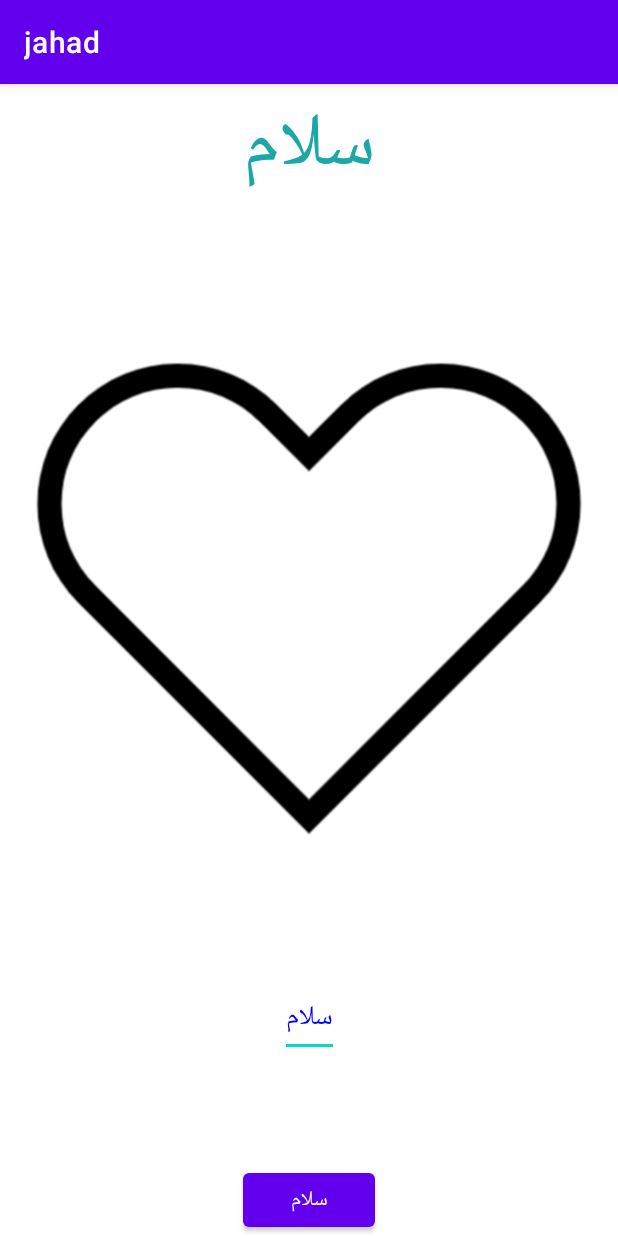
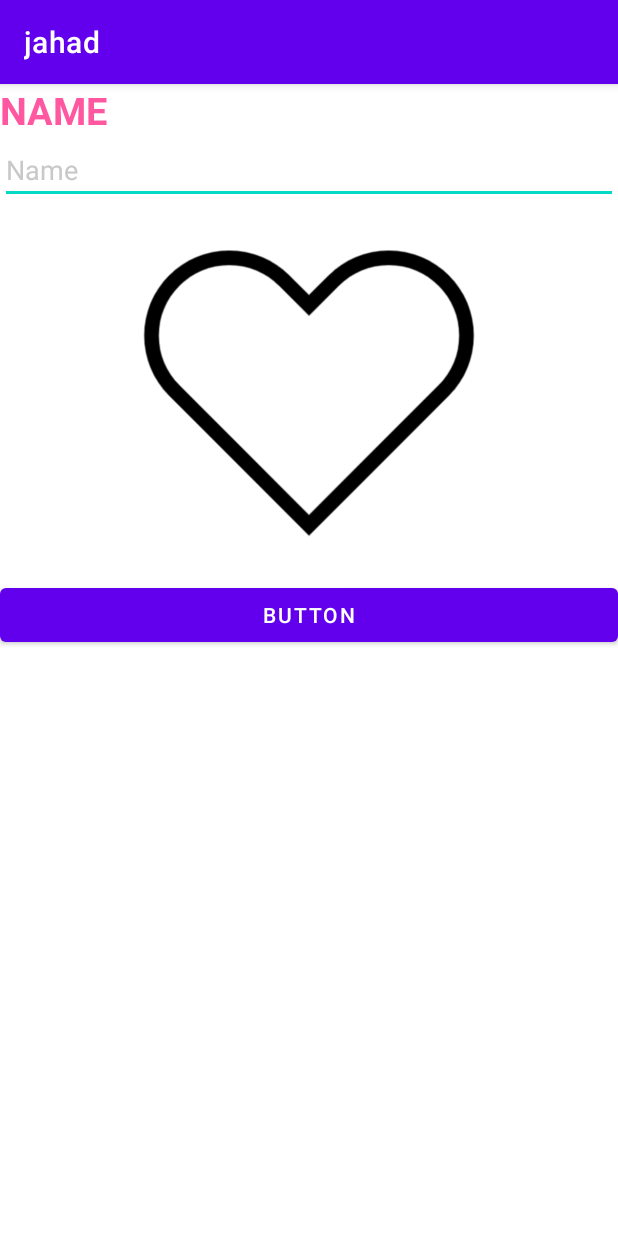
Before and after one commit to alisenemmar/contacts, an Android app: the screen it shows after launch (MainActivity), on a phone screen of 412 x 824 dp. Run offline under Robolectric (Android 15) with nearby library versions, the phone set to English and light mode, and no system bars.

Commit message:
6 - View props 2

```diff
--- a/app/src/main/java/com/jahad/contacts/MainActivity.java
+++ b/app/src/main/java/com/jahad/contacts/MainActivity.java
@@ -28,33 +28,46 @@ public class MainActivity extends AppCompatActivity {
         });
 
         TextView tv1 = findViewById(R.id.tv1);
+        EditText et1 = findViewById(R.id.et1);
         ImageView img1 = findViewById(R.id.img1);
-        EditText et1 = findViewById(R.id.et1);
         Button bt1 = findViewById(R.id.bt1);
 
-        // کارهایی که با TextView می توان کرد
+        // کارهایی که با TextView میتوان انجام داد:
         tv1.setText("سلام");
-        tv1.setTextColor(Color.rgb(27,167,168));
+        tv1.setTextColor(Color.rgb(255,87,160));
 
-        // کارهایی که با ImageView می توان کرد
+        // کارهایی که با Edittext میتوان انجام داد:
+        et1.setHint("hello");
+        et1.setTextColor(Color.rgb(200,200,200));
+        String name = et1.getText().toString().trim().toUpperCase();
+        // ABC abc
+        // SalAAm -> SALAAM
+        tv1.setText(name);
+
+        // کارهایی که با ImageView میتوان انجام داد:
         img1.setImageResource(R.drawable.heart);
 
-        // کارهایی که با EditText می توان کرد
-        et1.setText("سلام");
-        et1.setTextColor(Color.BLUE);
-        et1.setHint("سلام");
-        et1.setHintTextColor(Color.rgb(200,200,200));
-
-        // کارهایی که با Button می توان کرد
-        bt1.setText("سلام");
+        // کارهایی که با Button میتوان انجام داد:
+        // onClick
+        // onLongClick
         bt1.setOnClickListener(new View.OnClickListener() {
             @Override
             public void onClick(View v) {
-                String name = et1.getText().toString();
-                tv1.setText("سلام "+name);
+                tv1.setText("خداحافظ");
                 tv1.setTextColor(Color.rgb(200,200,200));
             }
         });
+        bt1.setOnLongClickListener(new View.OnLongClickListener() {
+            @Override
+            public boolean onLongClick(View v) {
+                String name = et1.getText().toString();
+                tv1.setText(name);
+                return true;
+            }
+        });
+
+
+
 
     }
 
--- a/app/src/main/res/layout/activity_main.xml
+++ b/app/src/main/res/layout/activity_main.xml
@@ -7,44 +7,39 @@
     android:layout_height="match_parent"
     tools:context=".MainActivity">
 
+
+    <LinearLayout
+        android:layout_width="match_parent"
+        android:layout_height="match_parent"
+        android:orientation="vertical">
+
         <TextView
             android:id="@+id/tv1"
-        android:layout_width="wrap_content"
+            android:layout_width="match_parent"
             android:layout_height="wrap_content"
-        android:text="@string/hello"
-        android:textColor="#1CA7A8"
-        android:textSize="50dp"
-        app:layout_constraintEnd_toEndOf="parent"
-        app:layout_constraintStart_toStartOf="parent"
-        app:layout_constraintTop_toTopOf="parent" />
+            android:textSize="25dp"
+            android:textStyle="bold"/>
+
+        <EditText
+            android:id="@+id/et1"
+            android:layout_width="match_parent"
+            android:layout_height="wrap_content"
+            android:inputType="text"
+            android:text="Name" />
 
         <ImageView
             android:id="@+id/img1"
-        android:layout_width="wrap_content"
-        android:layout_height="wrap_content"
-        app:layout_constraintEnd_toEndOf="parent"
-        app:layout_constraintStart_toStartOf="parent"
-        app:layout_constraintTop_toBottomOf="@+id/tv1"
-        android:src="@drawable/heart"/>
-
-    <EditText
-        android:id="@+id/et1"
-        android:layout_width="wrap_content"
-        android:layout_height="wrap_content"
-        android:inputType="text"
-        android:text=""
-        android:hint="123"
-        android:maxLength="11"
-        app:layout_constraintEnd_toEndOf="parent"
-        app:layout_constraintStart_toStartOf="parent"
-        app:layout_constraintTop_toBottomOf="@+id/img1" />
+            android:layout_width="match_parent"
+            android:layout_height="250dp"
+            app:srcCompat="@drawable/flo" />
 
         <Button
             android:id="@+id/bt1"
-        android:layout_width="wrap_content"
+            android:layout_width="match_parent"
             android:layout_height="wrap_content"
-        android:text="Button"
-        app:layout_constraintBottom_toBottomOf="parent"
-        app:layout_constraintEnd_toEndOf="parent"
-        app:layout_constraintStart_toStartOf="parent" />
+            android:text="Button" />
+    </LinearLayout>
+
+
+
 </androidx.constraintlayout.widget.ConstraintLayout>
```
Lines whose indentation alone changed are shown as unchanged.
